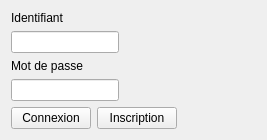
Qdesmettre/QCM_generator, file UI/login.ui: the form before one commit.
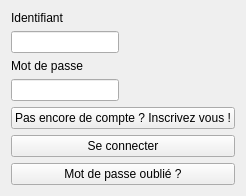
The form after the commit.

Commit message: 'forgot your password' ui button added / ui improvements

```diff
--- a/UI/login.ui
+++ b/UI/login.ui
@@ -6,8 +6,8 @@
    <rect>
     <x>0</x>
     <y>0</y>
-    <width>267</width>
-    <height>137</height>
+    <width>232</width>
+    <height>195</height>
    </rect>
   </property>
   <property name="windowTitle">
@@ -37,18 +37,28 @@
       <widget class="QLineEdit" name="pwdLine"/>
      </item>
      <item row="4" column="0">
-      <layout class="QHBoxLayout" name="horizontalLayout">
-       <item>
-        <widget class="QPushButton" name="login">
-         <property name="text">
-          <string>Connexion</string>
-         </property>
-        </widget>
-       </item>
+      <layout class="QVBoxLayout" name="verticalLayout">
        <item>
         <widget class="QPushButton" name="signin">
          <property name="text">
-          <string>Inscription</string>
+          <string>Pas encore de compte ? Inscrivez vous !</string>
+         </property>
+        </widget>
+       </item>
+       <item>
+        <widget class="QPushButton" name="login">
+         <property name="text">
+          <string>Se connecter</string>
+         </property>
+         <property name="autoDefault">
+          <bool>false</bool>
+         </property>
+        </widget>
+       </item>
+       <item>
+        <widget class="QPushButton" name="pwdForgot">
+         <property name="text">
+          <string>Mot de passe oublié ?</string>
          </property>
         </widget>
        </item>
```
Left out of the diff: 41 changed lines with no effect on the pictures.
